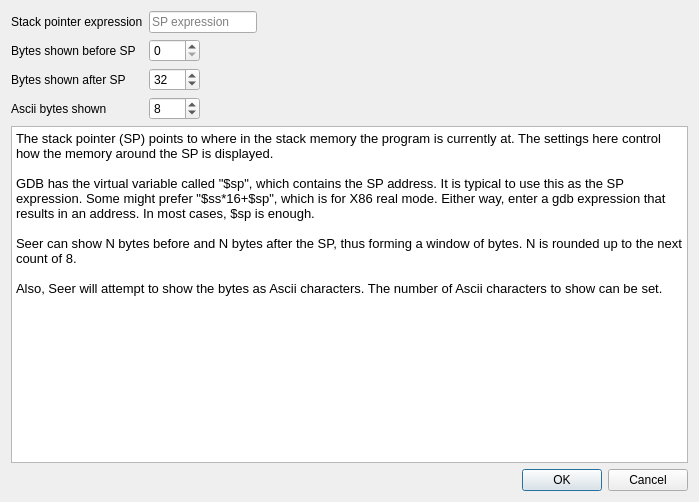
Qt form src/SeerStackDumpSettingsDialog.ui (epasveer/seer) before a commit.
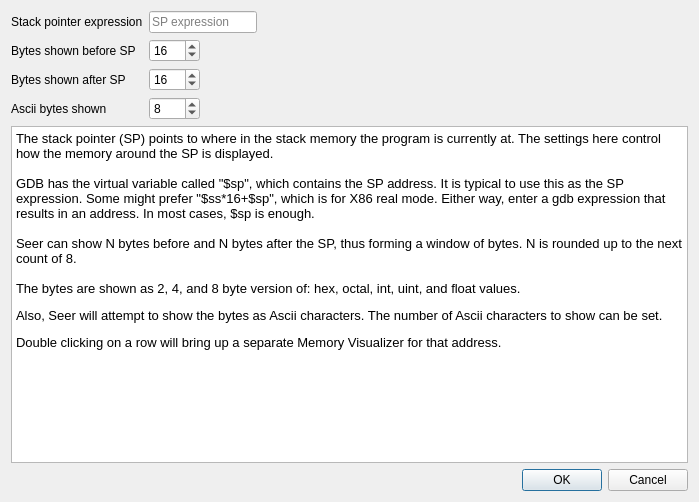
The same form after that commit.

Commit message: More work on the stack browser.

The edit to the form file:
```diff
--- a/src/SeerStackDumpSettingsDialog.ui
+++ b/src/SeerStackDumpSettingsDialog.ui
@@ -67,6 +67,9 @@
        <property name="singleStep">
         <number>8</number>
        </property>
+       <property name="value">
+        <number>16</number>
+       </property>
       </widget>
      </item>
      <item row="1" column="2" colspan="2">
@@ -101,7 +104,7 @@
         <number>8</number>
        </property>
        <property name="value">
-        <number>32</number>
+        <number>16</number>
        </property>
       </widget>
      </item>
@@ -164,7 +167,9 @@
 li.unchecked::marker { content: &quot;\2610&quot;; }
 li.checked::marker { content: &quot;\2612&quot;; }
 &lt;/style&gt;&lt;/head&gt;&lt;body style=&quot; font-family:'Noto Sans'; font-size:10pt; font-weight:400; font-style:normal;&quot;&gt;
-&lt;p style=&quot; margin-top:12px; margin-bottom:12px; margin-left:0px; margin-right:0px; -qt-block-indent:0; text-indent:0px;&quot;&gt;The stack pointer (SP) points to where in the stack memory the program is currently at. The settings here control how the memory around the SP is displayed.&lt;br /&gt;&lt;br /&gt;GDB has the virtual variable called &amp;quot;$sp&amp;quot;, which contains the SP address. It is typical to use this as the SP expression. Some might prefer &amp;quot;$ss*16+$sp&amp;quot;, which is for X86 real mode. Either way, enter a gdb expression that results in an address. In most cases, $sp is enough.&lt;br /&gt;&lt;br /&gt;Seer can show N bytes before and N bytes after the SP, thus forming a window of bytes. N is rounded up to the next count of 8.&lt;br /&gt;&lt;br /&gt;Also, Seer will attempt to show the bytes as Ascii characters. The number of Ascii characters to show can be set.&lt;/p&gt;
+&lt;p style=&quot; margin-top:12px; margin-bottom:12px; margin-left:0px; margin-right:0px; -qt-block-indent:0; text-indent:0px;&quot;&gt;The stack pointer (SP) points to where in the stack memory the program is currently at. The settings here control how the memory around the SP is displayed.&lt;br /&gt;&lt;br /&gt;GDB has the virtual variable called &amp;quot;$sp&amp;quot;, which contains the SP address. It is typical to use this as the SP expression. Some might prefer &amp;quot;$ss*16+$sp&amp;quot;, which is for X86 real mode. Either way, enter a gdb expression that results in an address. In most cases, $sp is enough.&lt;br /&gt;&lt;br /&gt;Seer can show N bytes before and N bytes after the SP, thus forming a window of bytes. N is rounded up to the next count of 8.&lt;br /&gt;&lt;br /&gt;The bytes are shown as 2, 4, and 8 byte version of: hex, octal, int, uint, and float values.&lt;/p&gt;
+&lt;p style=&quot; margin-top:12px; margin-bottom:12px; margin-left:0px; margin-right:0px; -qt-block-indent:0; text-indent:0px;&quot;&gt;Also, Seer will attempt to show the bytes as Ascii characters. The number of Ascii characters to show can be set.&lt;/p&gt;
+&lt;p style=&quot; margin-top:0px; margin-bottom:0px; margin-left:0px; margin-right:0px; -qt-block-indent:0; text-indent:0px;&quot;&gt;Double clicking on a row will bring up a separate Memory Visualizer for that address.&lt;/p&gt;
 &lt;p style=&quot;-qt-paragraph-type:empty; margin-top:0px; margin-bottom:0px; margin-left:0px; margin-right:0px; -qt-block-indent:0; text-indent:0px;&quot;&gt;&lt;br /&gt;&lt;/p&gt;&lt;/body&gt;&lt;/html&gt;</string>
        </property>
       </widget>
```
The commit also changes 4 other files.
